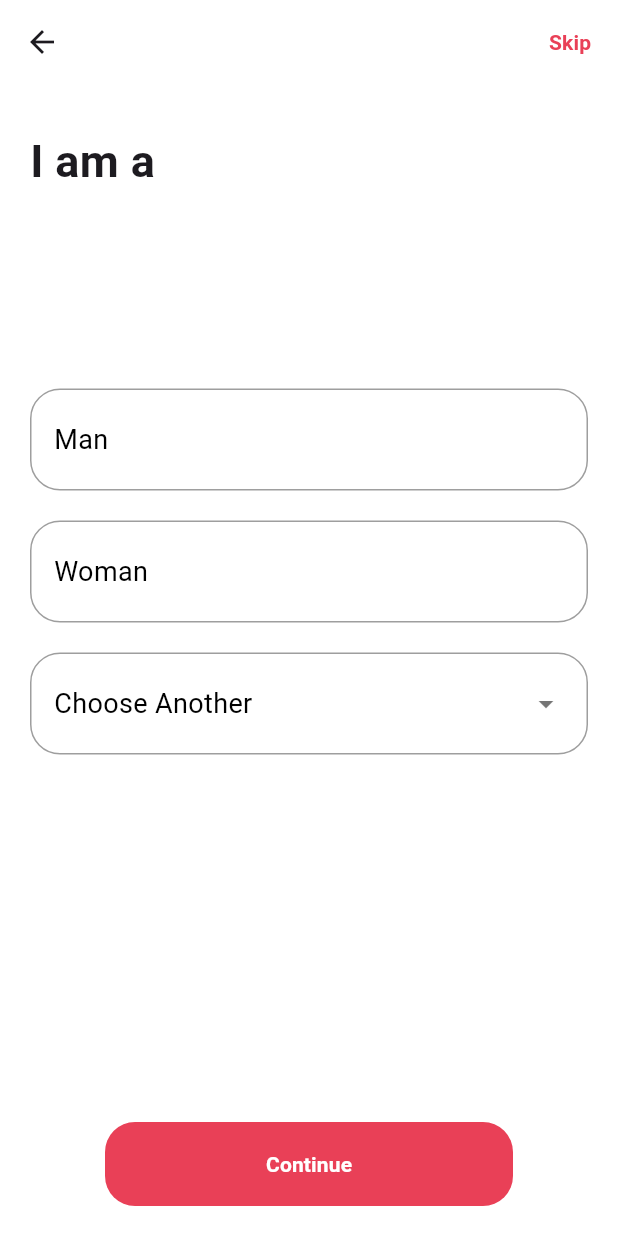
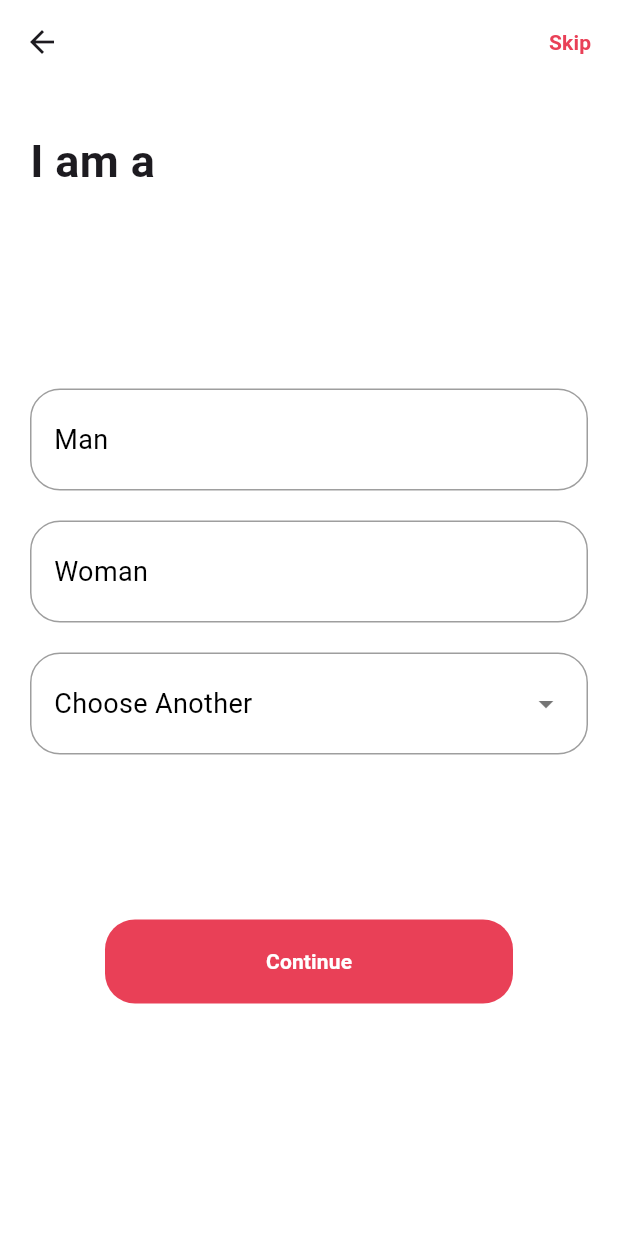
Before and after one commit to codexahmar/Flutter-Dating-App-Ui, a Flutter app: the GenderScreen screen opened directly, on a phone screen of 412 x 824 dp. Run offline on Flutter 3.47's test engine with Material 3 defaults, Android fonts, the phone set to English and light mode, and no system bars; our stand-ins replace country_code_picker, flutter_card_swiper, fluttertoast, image_picker, pin_code_fields, smooth_page_indicator.

Commit message:
fixed overflow error

```diff
--- a/dating_app/lib/authenticationScreens/otp.dart
+++ b/dating_app/lib/authenticationScreens/otp.dart
@@ -83,7 +83,7 @@ class _OtpState extends State<Otp> {
                 shape: PinCodeFieldShape.box,
                 borderRadius: BorderRadius.circular(15),
                 fieldHeight: 70,
-                fieldWidth: 60,
+                fieldWidth: 55,
                 activeFillColor: Color(0xFFE94057),
                 inactiveFillColor: Colors.transparent,
                 selectedFillColor: Colors.transparent,
--- a/dating_app/lib/home_screen.dart
+++ b/dating_app/lib/home_screen.dart
@@ -48,7 +48,7 @@ class _HomeScreenState extends State<HomeScreen> {
                       spacing: 8.0,
                     ),
                   ),
-                  const SizedBox(height: 30),
+                  const SizedBox(height: 15),
                   InkWell(
                     onTap: () {
                       Navigator.push(context,
@@ -60,7 +60,7 @@ class _HomeScreenState extends State<HomeScreen> {
                       destination: SignUp(),
                     ),
                   ),
-                  const SizedBox(height: 30),
+                  const SizedBox(height: 10),
                   GestureDetector(
                     onTap: () {},
                     child: RichText(
@@ -81,7 +81,7 @@ class _HomeScreenState extends State<HomeScreen> {
                       ),
                     ),
                   ),
-                  const SizedBox(height: 30),
+                  const SizedBox(height: 10),
                 ],
               ),
             ),
--- a/dating_app/lib/profileUpdates/gender_screen.dart
+++ b/dating_app/lib/profileUpdates/gender_screen.dart
@@ -109,7 +109,8 @@ class _GenderScreenState extends State<GenderScreen> {
         backgroundColor: Colors.white,
         elevation: 0,
       ),
-      body: Padding(
+      body: SingleChildScrollView(
+        child: Padding(
           padding: const EdgeInsets.symmetric(horizontal: 20.0),
           child: Column(
             crossAxisAlignment: CrossAxisAlignment.start,
@@ -155,19 +156,20 @@ class _GenderScreenState extends State<GenderScreen> {
                     ),
                 ],
               ),
-            const Spacer(),
-            const Padding(
-              padding: EdgeInsets.symmetric(horizontal: 50),
+              const SizedBox(height: 90),
+              Padding(
+                padding: const EdgeInsets.symmetric(horizontal: 50),
                 child: Buttons(
                   text: "Continue",
-                color: Color(0xFFE94057),
-                destination: PassionsScreen(),
+                  color: const Color(0xFFE94057),
+                  destination: const PassionsScreen(),
                 ),
               ),
               const SizedBox(height: 20),
             ],
           ),
         ),
+      ),
     );
   }
 }
```
Also changed, not shown: dating_app/lib/bottomNavBar/explore_people.dart (+16 -9 lines), dating_app/pubspec.lock, 2 other files. Lines whose indentation alone changed are shown as unchanged.
